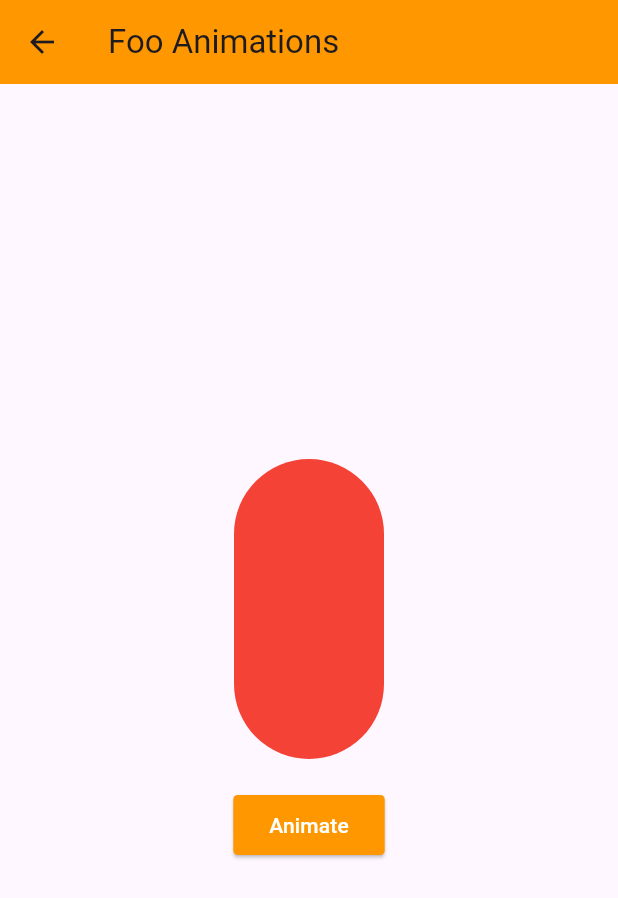
After one commit to thisisdishang/JourneyToFlutter, a Flutter app: the MyAnimatedContainer screen opened directly, after a tap on "Animate", on a phone screen of 412 x 824 dp. The commit adds this screen. Shown: the top 898 px of the screen. Run offline on Flutter 3.47's test engine with Material 3 defaults, Android fonts, the light colour scheme and no system bars; our stand-ins replace fluttertoast, font_awesome_flutter.

Commit message:
Implement Foo animation using AnimatedContainer and check properties.

```diff
--- /dev/null
+++ b/lib/AnimatedContainer.dart
@@ -0,0 +1,79 @@
+import 'package:flutter/material.dart';
+
+class MyAnimatedContainer extends StatefulWidget {
+  const MyAnimatedContainer({super.key});
+
+  @override
+  State<MyAnimatedContainer> createState() => _MyAnimatedContainerState();
+}
+
+class _MyAnimatedContainerState extends State<MyAnimatedContainer> {
+  var _width = 200.0;
+  var _height = 100.0;
+  bool flag = true;
+  Color bgColor = Colors.orange;
+  Decoration myDecor = BoxDecoration(
+    borderRadius: BorderRadius.circular(2),
+    color: Colors.orange,
+  );
+
+  @override
+  Widget build(BuildContext context) {
+    return Scaffold(
+      appBar: AppBar(
+        title: Text('Foo Animations'),
+        backgroundColor: Colors.orange,
+      ),
+      body: Center(
+        child: Column(
+          mainAxisAlignment: MainAxisAlignment.center,
+          children: [
+            AnimatedContainer(
+              width: _width,
+              height: _height,
+              duration: Duration(seconds: 2),
+              decoration: myDecor,
+              curve: Curves.elasticInOut,
+            ),
+            SizedBox(
+              height: 20,
+            ),
+            ElevatedButton(
+              style: ElevatedButton.styleFrom(
+                backgroundColor: Colors.orange,
+                shape: RoundedRectangleBorder(
+                  borderRadius: BorderRadius.circular(3),
+                ),
+              ),
+              onPressed: () {
+                setState(() {
+                  if (flag) {
+                    _width = 100.0;
+                    _height = 200.0;
+                    //bgColor = Colors.red;
+                    myDecor = BoxDecoration(
+                        borderRadius: BorderRadius.circular(50),
+                        color: Colors.red);
+                    flag = false;
+                  } else {
+                    _width = 200.0;
+                    _height = 100.0;
+                    //bgColor = Colors.orange;
+                    myDecor = BoxDecoration(
+                        borderRadius: BorderRadius.circular(10),
+                        color: Colors.orange);
+                    flag = true;
+                  }
+                });
+              },
+              child: Text(
+                'Animate',
+                style: TextStyle(color: Colors.white),
+              ),
+            )
+          ],
+        ),
+      ),
+    );
+  }
+}
--- a/lib/main.dart
+++ b/lib/main.dart
@@ -1,5 +1,6 @@
 import 'package:flutter/material.dart';
 import 'package:fluttertoast/fluttertoast.dart';
+import 'package:journey_to_flutter/AnimatedContainer.dart';
 import 'package:journey_to_flutter/CircleAvatar.dart';
 import 'package:journey_to_flutter/CustomWidget.dart';
 import 'package:journey_to_flutter/FontAwesome.dart';
@@ -128,6 +129,17 @@ class _MyHomePageState extends State<MyHomePage> {
                   context,
                   MaterialPageRoute(
                     builder: (context) => MyRangeSlider(),
+                  ),
+                );
+              },
+            ),
+            ListTile(
+              title: Center(child: const Text('Foo Animation')),
+              onTap: () {
+                Navigator.push(
+                  context,
+                  MaterialPageRoute(
+                    builder: (context) =>MyAnimatedContainer(),
                   ),
                 );
               },
```
Also changed, not shown: 1 other file.
